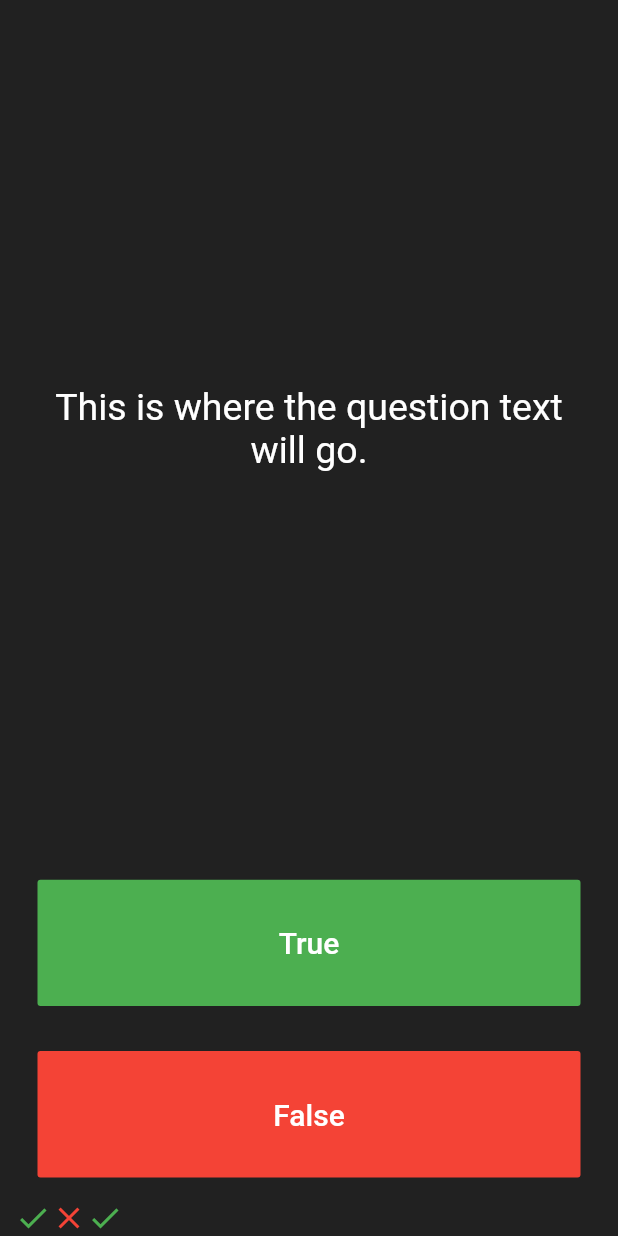
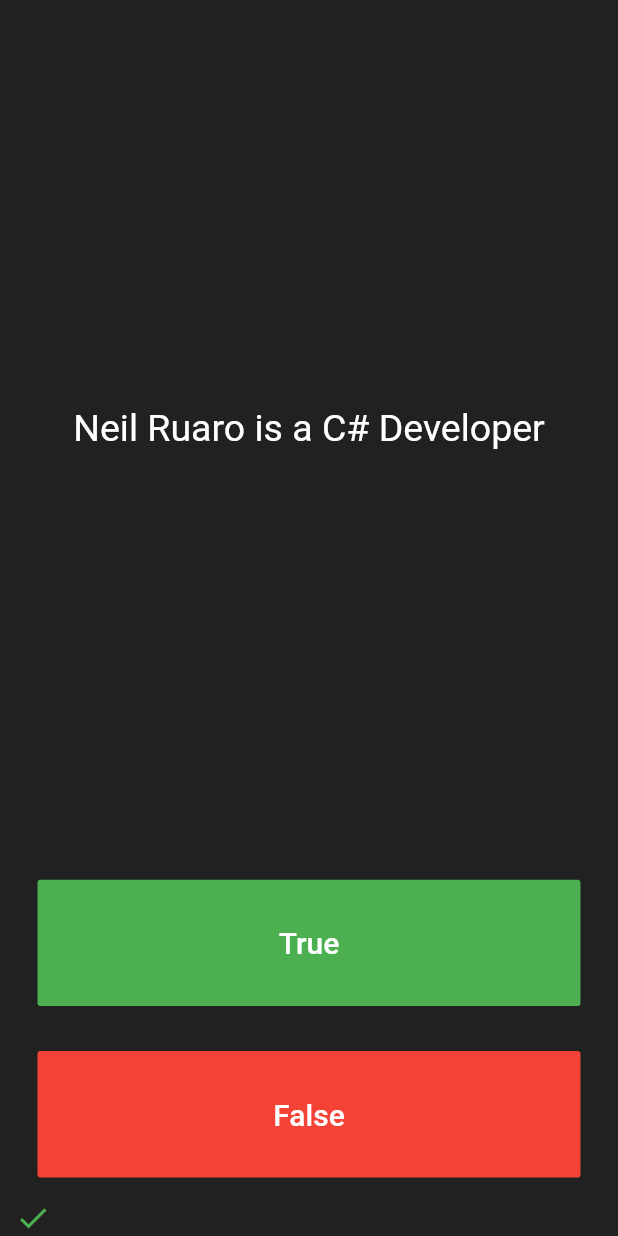
Before and after one commit to eRuaro/quizzler, a Flutter app: the screen it shows after launch, after a tap on "True", on a phone screen of 412 x 824 dp. Run offline on Flutter 3.47's test engine with Material 2 defaults, Android fonts, the phone set to English and light mode, and no system bars.

Commit message:
Added questions

```diff
--- a/lib/main.dart
+++ b/lib/main.dart
@@ -25,16 +25,16 @@ class QuizPage extends StatefulWidget {
 }
 
 class _QuizPageState extends State<QuizPage> {
-  List<Icon> scoreKeeper = [
-    Icon(
-      Icons.check,
-      color: Colors.green,
-    ),
-    Icon(
-      Icons.close,
-      color: Colors.red,
-    )
+  List<Icon> scoreKeeper = [];
+
+  List<String> questions = [
+    'Neil Ruaro is a Flutter Developer',
+    'Neil Ruaro is a C# Developer',
+    'Neil Ruaro does Competitive Programming',
+    'Neil Ruaro is single',
   ];
+
+  int questionNumber = 0;
 
   Expanded options(Color color, String option) {
     return Expanded(
@@ -59,16 +59,16 @@ class _QuizPageState extends State<QuizPage> {
                     color: Colors.green,
                   ),
                 );
-              }
-              else {
+                questionNumber++;
+              } else {
                 scoreKeeper.add(
                   Icon(
                     Icons.close,
                     color: Colors.red,
-                  )
+                  ),
                 );
+                questionNumber++;
               }
-
             });
           },
         ),
@@ -88,7 +88,7 @@ class _QuizPageState extends State<QuizPage> {
             padding: EdgeInsets.all(10.0),
             child: Center(
               child: Text(
-                'This is where the question text will go.',
+                questions[questionNumber],
                 textAlign: TextAlign.center,
                 style: TextStyle(
                   fontSize: 25.0,
```
Lines whose indentation alone changed are shown as unchanged.
